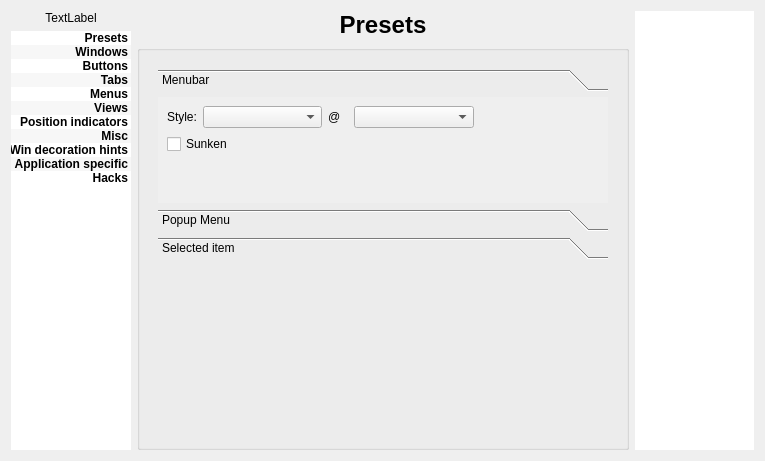
Above: config/config.ui from deiv/bespin-pkg before the change. Below: the same form after it.
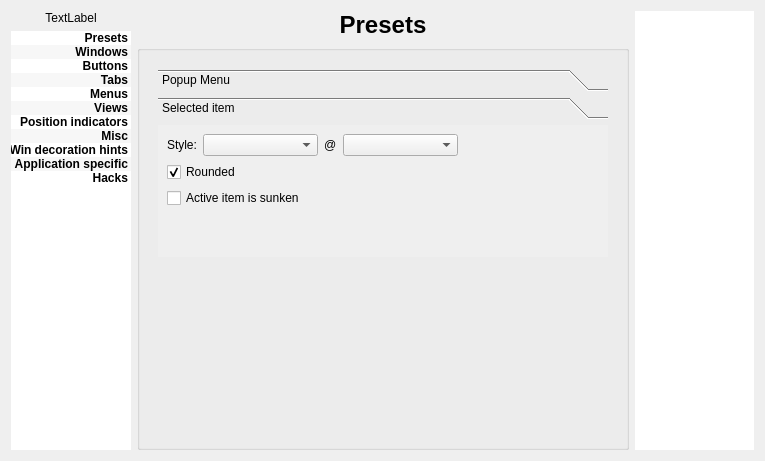
That is the form after the change. The open tabs and pages were chosen to show the change.

Commit message: fix disabled connected toolbuttons and respect configured hover color

Patch:
```diff
--- a/config/config.ui
+++ b/config/config.ui
@@ -1820,90 +1820,8 @@
              <bool>false</bool>
             </property>
             <property name="currentIndex">
-             <number>0</number>
+             <number>1</number>
             </property>
-            <widget class="QWidget" name="page_7">
-             <property name="geometry">
-              <rect>
-               <x>0</x>
-               <y>0</y>
-               <width>476</width>
-               <height>103</height>
-              </rect>
-             </property>
-             <attribute name="label">
-              <string>Menubar</string>
-             </attribute>
-             <layout class="QGridLayout" name="gridLayout_3">
-              <item row="0" column="0">
-               <widget class="QLabel" name="label_50">
-                <property name="text">
-                 <string>Style:</string>
-                </property>
-               </widget>
-              </item>
-              <item row="0" column="1">
-               <widget class="QComboBox" name="gradMenuBar">
-                <property name="sizePolicy">
-                 <sizepolicy hsizetype="MinimumExpanding" vsizetype="Fixed">
-                  <horstretch>0</horstretch>
-                  <verstretch>0</verstretch>
-                 </sizepolicy>
-                </property>
-               </widget>
-              </item>
-              <item row="0" column="2">
-               <widget class="QLabel" name="label_41">
-                <property name="text">
-                 <string>@</string>
-                </property>
-               </widget>
-              </item>
-              <item row="0" column="3">
-               <widget class="QComboBox" name="crMenu">
-                <property name="sizePolicy">
-                 <sizepolicy hsizetype="MinimumExpanding" vsizetype="Fixed">
-                  <horstretch>0</horstretch>
-                  <verstretch>0</verstretch>
-                 </sizepolicy>
-                </property>
-               </widget>
-              </item>
-              <item row="0" column="4">
-               <spacer name="horizontalSpacer">
-                <property name="orientation">
-                 <enum>Qt::Horizontal</enum>
-                </property>
-                <property name="sizeHint" stdset="0">
-                 <size>
-                  <width>40</width>
-                  <height>20</height>
-                 </size>
-                </property>
-               </spacer>
-              </item>
-              <item row="1" column="0" colspan="5">
-               <widget class="QCheckBox" name="barSunken">
-                <property name="text">
-                 <string>Sunken</string>
-                </property>
-               </widget>
-              </item>
-              <item row="2" column="2">
-               <spacer name="verticalSpacer_20">
-                <property name="orientation">
-                 <enum>Qt::Vertical</enum>
-                </property>
-                <property name="sizeHint" stdset="0">
-                 <size>
-                  <width>20</width>
-                  <height>40</height>
-                 </size>
-                </property>
-               </spacer>
-              </item>
-             </layout>
-            </widget>
             <widget class="QWidget" name="page_8">
              <property name="geometry">
               <rect>
@@ -2072,8 +1990,8 @@
               <rect>
                <x>0</x>
                <y>0</y>
-               <width>243</width>
-               <height>88</height>
+               <width>471</width>
+               <height>134</height>
               </rect>
              </property>
              <attribute name="label">
```
Left out of the diff: 32 changed lines with no effect on the pictures. The commit also changes 2 other files.
